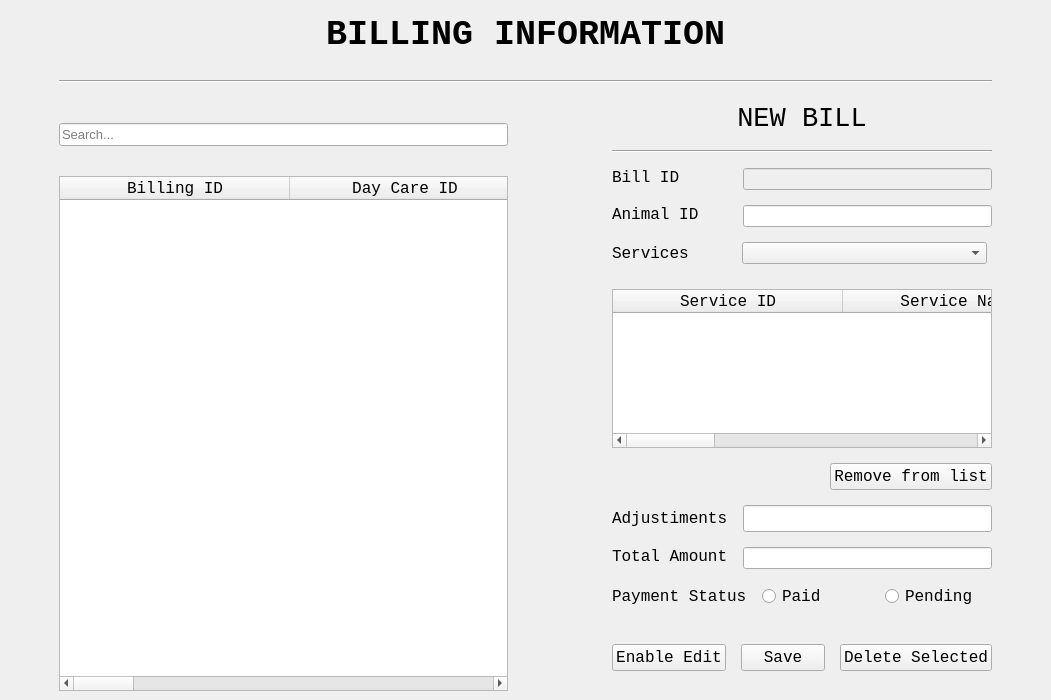
Qt form BillingUI.ui (ASNaeem/Simple-VCMS) before a commit.
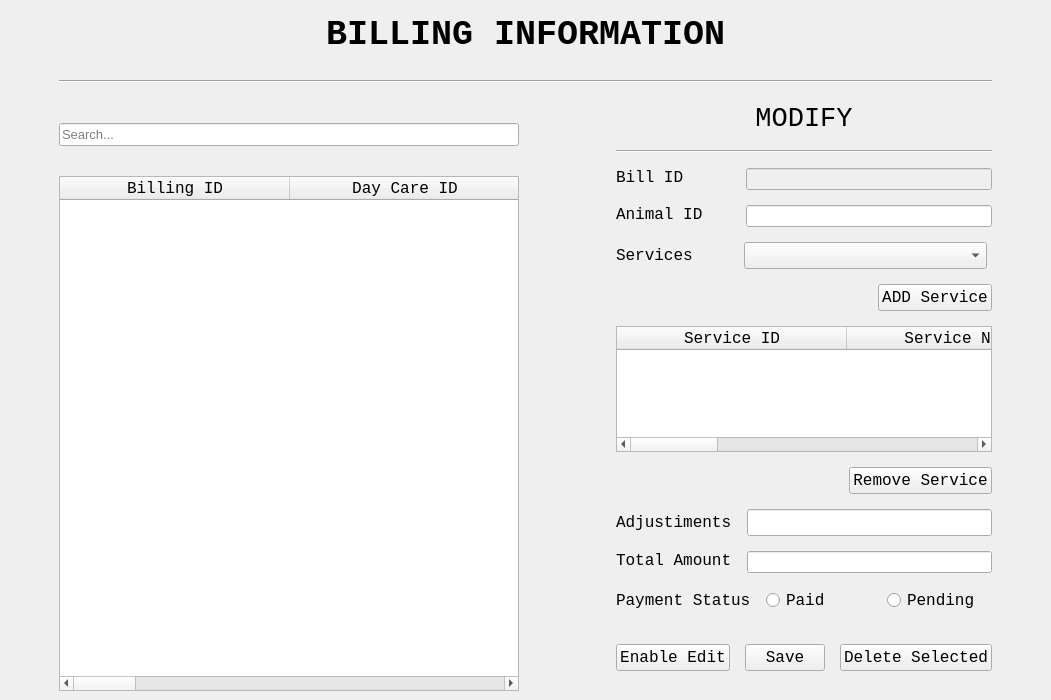
The same form after that commit.

What changed in the file:
```diff
--- a/BillingUI.ui
+++ b/BillingUI.ui
@@ -74,7 +74,7 @@
        </widget>
       </item>
       <item>
-       <layout class="QHBoxLayout" name="horizontalLayout_8" stretch="45,10,45">
+       <layout class="QHBoxLayout" name="horizontalLayout_8" stretch="60,10,30">
         <item>
          <layout class="QVBoxLayout" name="verticalLayout_3">
           <item>
@@ -229,7 +229,7 @@
          </spacer>
         </item>
         <item>
-         <layout class="QVBoxLayout" name="verticalLayout_5" stretch="5,5,5,5,40,5,5,5,5,5,0">
+         <layout class="QVBoxLayout" name="verticalLayout_5" stretch="5,5,5,0,0,40,5,5,5,5,5,0">
           <property name="spacing">
            <number>15</number>
           </property>
@@ -250,7 +250,7 @@
                </font>
               </property>
               <property name="text">
-               <string>NEW BILL</string>
+               <string>MODIFY</string>
               </property>
               <property name="alignment">
                <set>Qt::AlignCenter</set>
@@ -347,7 +347,7 @@
              <number>5</number>
             </property>
             <property name="bottomMargin">
-             <number>10</number>
+             <number>0</number>
             </property>
             <item>
              <widget class="QLabel" name="AvailabilityLebel">
@@ -371,10 +371,46 @@
             <item>
              <widget class="QComboBox" name="cb_services">
               <property name="sizePolicy">
-               <sizepolicy hsizetype="Preferred" vsizetype="Preferred">
+               <sizepolicy hsizetype="Expanding" vsizetype="Preferred">
                 <horstretch>0</horstretch>
                 <verstretch>0</verstretch>
                </sizepolicy>
+              </property>
+              <property name="font">
+               <font>
+                <family>Courier New</family>
+                <pointsize>12</pointsize>
+               </font>
+              </property>
+             </widget>
+            </item>
+           </layout>
+          </item>
+          <item>
+           <layout class="QHBoxLayout" name="horizontalLayout_15">
+            <item>
+             <spacer name="horizontalSpacer_3">
+              <property name="orientation">
+               <enum>Qt::Horizontal</enum>
+              </property>
+              <property name="sizeHint" stdset="0">
+               <size>
+                <width>40</width>
+                <height>20</height>
+               </size>
+              </property>
+             </spacer>
+            </item>
+            <item>
+             <widget class="QPushButton" name="button_add_service">
+              <property name="font">
+               <font>
+                <family>Courier New</family>
+                <pointsize>12</pointsize>
+               </font>
+              </property>
+              <property name="text">
+               <string>ADD Service</string>
               </property>
              </widget>
             </item>
@@ -478,7 +514,7 @@
                </font>
               </property>
               <property name="text">
-               <string>Remove from list</string>
+               <string>Remove Service</string>
               </property>
              </widget>
             </item>
@@ -503,7 +539,13 @@
              </widget>
             </item>
             <item>
-             <widget class="QLineEdit" name="line_other_expenses">
+             <widget class="QLineEdit" name="line_adjustments">
+              <property name="sizePolicy">
+               <sizepolicy hsizetype="Expanding" vsizetype="Preferred">
+                <horstretch>0</horstretch>
+                <verstretch>0</verstretch>
+               </sizepolicy>
+              </property>
               <property name="font">
                <font>
                 <family>Courier New</family>
```
Left out of the diff: 2 changed lines with no effect on the pictures.
